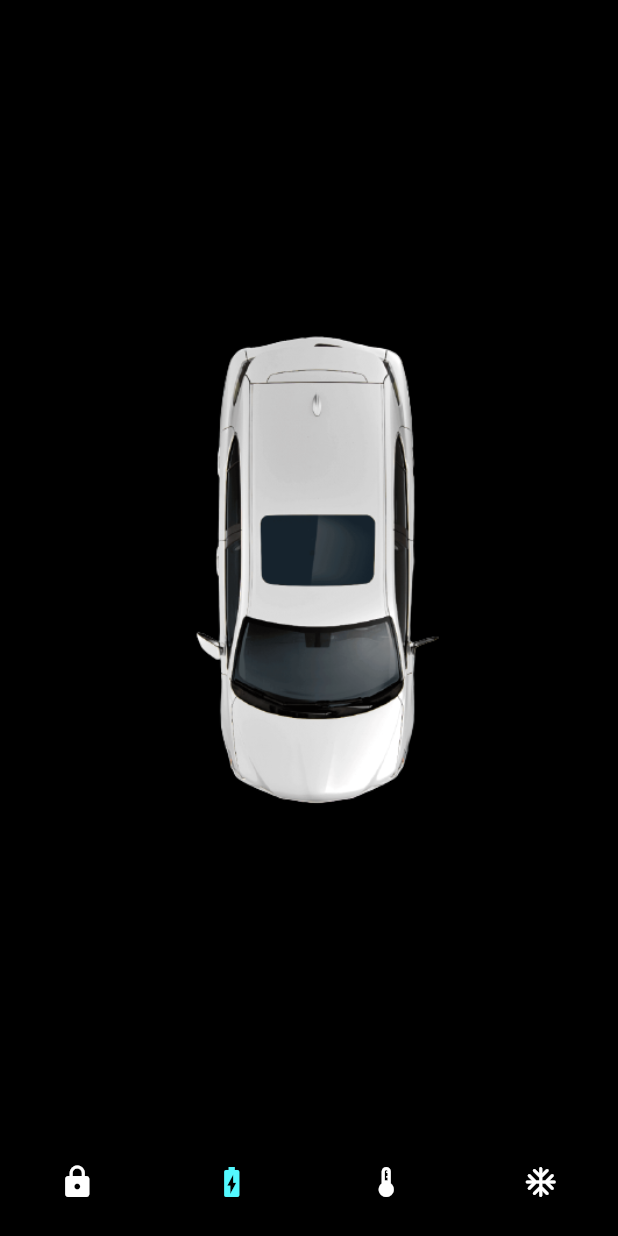
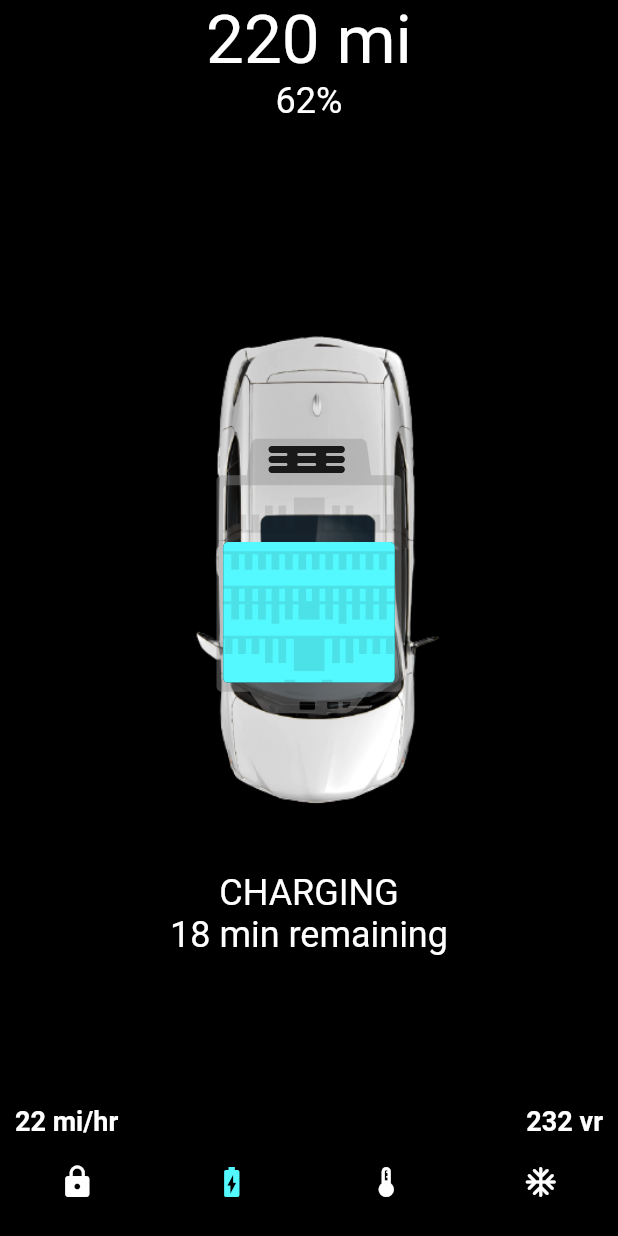
Before and after one commit to rajoanrahman100/animated_tesla_car, a Flutter app: the screen it shows after launch, item 2 of the bottom bar chosen, on a phone screen of 412 x 824 dp. Run offline on Flutter 3.47's test engine with Material 2 defaults, Android fonts, the phone set to English and light mode, and no system bars; our stand-ins replace flutter_svg.

Commit message:
Battery Status animation added

```diff
--- /dev/null
+++ b/lib/components/battery_status.dart
@@ -0,0 +1,38 @@
+import 'package:flutter/material.dart';
+
+class BatteryStatus extends StatelessWidget {
+  const BatteryStatus({
+    Key? key,required this.boxConstraints
+  }) : super(key: key);
+
+  final BoxConstraints boxConstraints;
+
+  @override
+  Widget build(BuildContext context) {
+    return Column(
+      children: [
+        Text("220 mi",style: Theme.of(context).textTheme.headline3!.copyWith(color: Colors.white),),
+        const Text("62%",style: TextStyle(fontSize: 24.0),),
+        const Spacer(),
+        const Text("CHARGING",style: TextStyle(fontSize: 24.0),),
+        const Text("18 min remaining",style: TextStyle(fontSize: 24.0),),
+        SizedBox(height: boxConstraints.maxHeight*0.13,),
+        Padding(
+          padding: const EdgeInsets.only(left: 10.0,right: 10.0,bottom: 10.0),
+          child: DefaultTextStyle(
+            style: const TextStyle(fontWeight: FontWeight.bold,fontSize: 18.0),
+            child: Row(
+
+              mainAxisAlignment: MainAxisAlignment.spaceBetween,
+              children: const [
+                Text("22 mi/hr"),
+                Text("232 vr"),
+              ],
+            ),
+          ),
+        ),
+
+      ],
+    );
+  }
+}
--- a/lib/screens/home_screen.dart
+++ b/lib/screens/home_screen.dart
@@ -1,19 +1,50 @@
+import 'package:animated_tesla_car/components/battery_status.dart';
 import 'package:animated_tesla_car/components/door_lock.dart';
 import 'package:animated_tesla_car/components/tesla_bottom_nav.dart';
 import 'package:animated_tesla_car/constants.dart';
 import 'package:animated_tesla_car/controller/home_controller.dart';
 import 'package:flutter/material.dart';
+import 'package:flutter_svg/flutter_svg.dart';
 
-class HomeScreen extends StatelessWidget {
+class HomeScreen extends StatefulWidget {
   HomeScreen({Key? key}) : super(key: key);
 
+  @override
+  State<HomeScreen> createState() => _HomeScreenState();
+}
+
+class _HomeScreenState extends State<HomeScreen> with SingleTickerProviderStateMixin {
   var homeController = HomeController();
+
+  late AnimationController _batteryAnimationController;
+  late Animation<double> _animationBattery;
+  late Animation<double> _animationBatteryStatus;
+
+  void setUpBatteryAnimation() {
+    _batteryAnimationController = AnimationController(vsync: this, duration: const Duration(milliseconds: 600));
+    //This animation will start in 0 and end on half
+    _animationBattery = CurvedAnimation(parent: _batteryAnimationController, curve: const Interval(0.0, 0.5));
+    _animationBatteryStatus = CurvedAnimation(parent: _batteryAnimationController, curve: const Interval(0.6, 1.0));
+  }
+
+  @override
+  void initState() {
+    // TODO: implement initState
+    setUpBatteryAnimation();
+  }
+
+  @override
+  void dispose() {
+    // TODO: implement dispose
+    _batteryAnimationController.dispose();
+  }
 
   @override
   Widget build(BuildContext context) {
     return AnimatedBuilder(
-        animation: homeController,
+        animation: Listenable.merge([homeController, _batteryAnimationController]),
         builder: (context, snapshot) {
+          // print(_animationBattery.value);
           return Scaffold(
             backgroundColor: Colors.black,
 
@@ -21,6 +52,12 @@ class HomeScreen extends StatelessWidget {
 
             bottomNavigationBar: TeslaBottomNavBar(
               onTap: (value) {
+                //We need to began the animation on Tap
+                if (value == 1) {
+                  _batteryAnimationController.forward();
+                } else if (homeController.selectedBottomNav == 1 && value != 1) {
+                  _batteryAnimationController.reverse();
+                }
                 homeController.onBottomNavigationTabChange(value);
               },
               selectedTab: homeController.selectedBottomNav,
@@ -36,7 +73,8 @@ class HomeScreen extends StatelessWidget {
                   ),
                   AnimatedPositioned(
                       duration: duration,
-                      right: homeController.selectedBottomNav == 0 ? constrains.maxWidth * 0.10 : constrains.maxWidth / 2,
+                      right:
+                          homeController.selectedBottomNav == 0 ? constrains.maxWidth * 0.10 : constrains.maxWidth / 2,
                       //No we need to animate the lock, once the user click on it
                       child: AnimatedOpacity(
                         duration: duration,
@@ -50,7 +88,9 @@ class HomeScreen extends StatelessWidget {
                       )),
                   AnimatedPositioned(
                       duration: duration,
-                      left: homeController.selectedBottomNav == 0 ? constrains.maxWidth * 0.10 : constrains.maxWidth / 2,
+                      left:
+                          homeController.selectedBottomNav == 0 ? constrains.maxWidth * 0.10 : constrains.maxWidth / 2,
+
                       //No we need to animate the lock, once the user click on it
                       child: AnimatedOpacity(
                         duration: duration,
@@ -64,7 +104,8 @@ class HomeScreen extends StatelessWidget {
                       )),
                   AnimatedPositioned(
                       duration: duration,
-                      top: homeController.selectedBottomNav == 0 ? constrains.maxWidth * 0.50 : constrains.maxWidth / 2,
+                      top: homeController.selectedBottomNav == 0 ? constrains.maxWidth * 0.30 : constrains.maxWidth / 2,
+
                       //No we need to animate the lock, once the user click on it
                       child: AnimatedOpacity(
                         duration: duration,
@@ -78,7 +119,9 @@ class HomeScreen extends StatelessWidget {
                       )),
                   AnimatedPositioned(
                       duration: duration,
-                      bottom: homeController.selectedBottomNav == 0 ? constrains.maxWidth * 0.50 : constrains.maxWidth / 2,
+                      bottom:
+                          homeController.selectedBottomNav == 0 ? constrains.maxWidth * 0.50 : constrains.maxWidth / 2,
+
                       //No we need to animate the lock, once the user click on it
                       child: AnimatedOpacity(
                         duration: duration,
@@ -91,7 +134,21 @@ class HomeScreen extends StatelessWidget {
                         ),
                       )),
 
-                  //Add the batery status
+                  //Add the battery status
+
+                  Opacity(
+                    opacity: _animationBattery.value,
+                    child: SvgPicture.asset(
+                      "assets/images/Battery.svg",
+                      width: constrains.maxWidth * 0.3,
+                    ),
+                  ),
+
+                  Opacity(
+                      opacity: _animationBatteryStatus.value,
+                      child: BatteryStatus(
+                        boxConstraints: constrains,
+                      )),
                 ],
               );
             })),
```
Also changed, not shown: assets/images/Battery.svg (added), assets/images/Car.svg (added), assets/images/Charge.svg (added), assets/images/FL_Tyre.svg (added), assets/images/Lock.svg (added), assets/images/Temp.svg (added), assets/images/Tyre.svg (added), assets/images/coolShape.svg (added), assets/images/door_lock.svg (added), assets/images/door_unlock.svg (added), assets/images/heatShape.svg (added).
